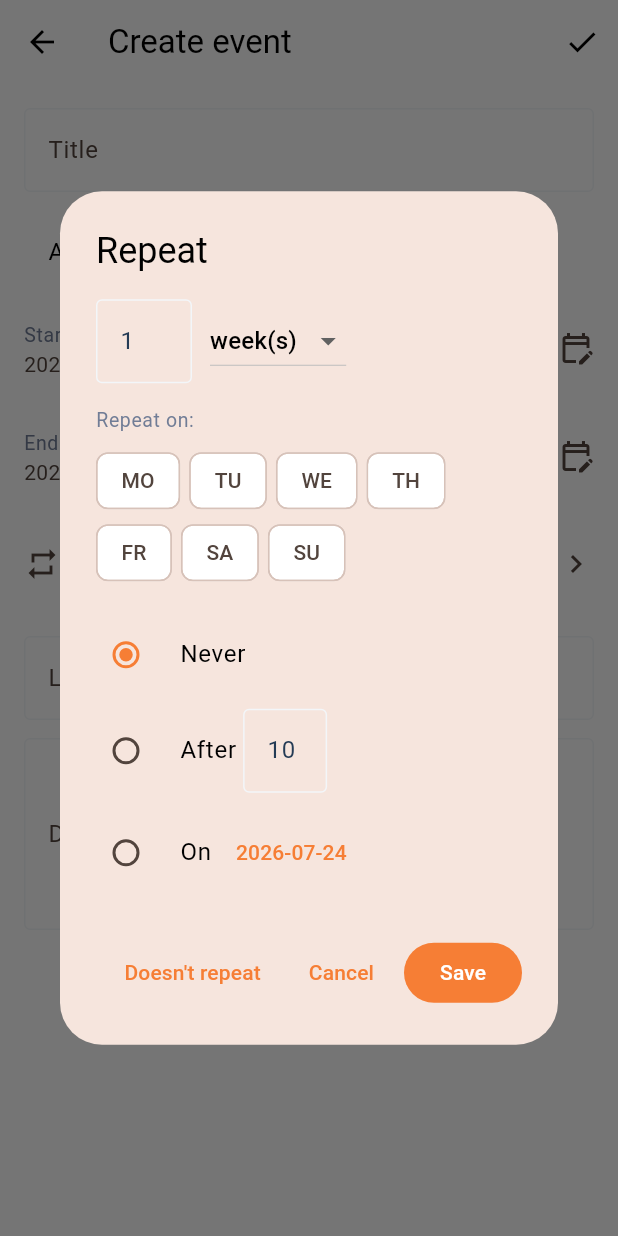
After one commit to 9clg6/twake-calendar-mobile-flutter, a Flutter app: the EventFormScreen screen opened by its route, after a tap on "All day", after a tap on "Repeat", on a phone screen of 412 x 824 dp. The commit adds this screen. Run offline on Flutter 3.47's test engine with Material 3 defaults, Android fonts, the phone set to English and light mode, and no system bars; our stand-ins replace dio, drift, firebase_messaging, flutter_local_notifications, flutter_riverpod, flutter_secure_storage and 8 more; missing offline and left inert: flutter_appauth; accounts and stored records are empty; generated files the repository leaves out were written again; network calls fail; statements that could not run were skipped.

Commit message:
feat(events): RRULE recurrence modal wired into the event form
- features/events/presentation/widgets/recurrence_field.dart:
  RecurrenceField (ListTile summary + chevron) opening RecurrenceModal.
  RecurrenceModal lets the user pick:
    * frequency (Daily/Weekly/Monthly/Yearly) + interval input
    * by-day chips (only when frequency is Weekly) — MO..SU
    * end option: Never / After {n} occurrences / On {date}
  Three buttons: "Doesn't repeat" (clears via sentinel), Cancel, Save.
- features/events/presentation/controllers/event_form_state.dart:
  EventFormState gains an optional RepetitionEntity field; .fromEntity
  hydrates from the event.
- features/events/presentation/controllers/event_form_controller.dart:
  onRepetitionChanged setter and `_toEntity` propagates the rule into
  the saved CalendarEventEntity.
- features/events/presentation/screens/event_form_screen.dart: inserts
  RecurrenceField between the end date row and the location field.

The encoded RRULE flows through JCalCodec.buildVcalendar without any
extra plumbing — the existing builder already maps RepetitionEntity to
the jCal `recur` shape.

flutter analyze: 0 issues. flutter test: 10/10 passing.

```diff
--- a/lib/features/events/presentation/controllers/event_form_controller.dart
+++ b/lib/features/events/presentation/controllers/event_form_controller.dart
@@ -1,6 +1,7 @@
 import 'package:flutter_riverpod/flutter_riverpod.dart';
 import 'package:twake_calendar_mobile/core/interfaces/result_state.dart';
 import 'package:twake_calendar_mobile/features/events/domain/entities/calendar_event.dart';
+import 'package:twake_calendar_mobile/features/events/domain/entities/repetition.dart';
 import 'package:twake_calendar_mobile/features/events/domain/usecases/save_event_usecase.dart';
 import 'package:twake_calendar_mobile/features/events/events_providers.dart';
 import 'package:twake_calendar_mobile/features/events/presentation/controllers/event_form_state.dart';
@@ -40,6 +41,9 @@ final class EventFormController
 
   void onEndChanged(DateTime value) =>
       _patch(state.value?.copyWith(end: value));
+
+  void onRepetitionChanged(RepetitionEntity? value) =>
+      _patch(state.value?.copyWith(repetition: value));
 
   /// Submits the form. Returns true on success.
   Future<bool> submit() async {
@@ -92,6 +96,7 @@ final class EventFormController
       location: s.location.isEmpty ? null : s.location,
       description: s.description.isEmpty ? null : s.description,
       allday: s.allday,
+      repetition: s.repetition,
     );
   }
 }
--- a/lib/features/events/presentation/controllers/event_form_state.dart
+++ b/lib/features/events/presentation/controllers/event_form_state.dart
@@ -1,5 +1,6 @@
 import 'package:freezed_annotation/freezed_annotation.dart';
 import 'package:twake_calendar_mobile/features/events/domain/entities/calendar_event.dart';
+import 'package:twake_calendar_mobile/features/events/domain/entities/repetition.dart';
 
 part 'event_form_state.freezed.dart';
 
@@ -16,6 +17,7 @@ abstract class EventFormState with _$EventFormState {
     required DateTime end,
     @Default(false) bool allday,
     @Default('Europe/Paris') String timezone,
+    RepetitionEntity? repetition,
     @Default(false) bool isSubmitting,
     String? error,
     @Default(false) bool didSubmit,
@@ -29,10 +31,12 @@ abstract class EventFormState with _$EventFormState {
         location: event.location ?? '',
         description: event.description ?? '',
         start: DateTime.parse(event.start),
-        end:
-            event.end == null ? DateTime.parse(event.start) : DateTime.parse(event.end!),
+        end: event.end == null
+            ? DateTime.parse(event.start)
+            : DateTime.parse(event.end!),
         allday: event.allday,
         timezone: event.timezone,
+        repetition: event.repetition,
       );
 
   /// Default empty state for the create flow.
--- a/lib/features/events/presentation/screens/event_form_screen.dart
+++ b/lib/features/events/presentation/screens/event_form_screen.dart
@@ -5,6 +5,7 @@ import 'package:twake_calendar_mobile/core/extensions/build_context_x.dart';
 import 'package:twake_calendar_mobile/features/events/domain/entities/calendar_event.dart';
 import 'package:twake_calendar_mobile/features/events/presentation/controllers/event_form_controller.dart';
 import 'package:twake_calendar_mobile/features/events/presentation/controllers/event_form_state.dart';
+import 'package:twake_calendar_mobile/features/events/presentation/widgets/recurrence_field.dart';
 
 /// Minimal create / edit form for an event.
 ///
@@ -90,6 +91,10 @@ class _EventFormScreenState extends ConsumerState<EventFormScreen> {
               value: state.end,
               allday: state.allday,
               onChanged: controller.onEndChanged,
+            ),
+            RecurrenceField(
+              value: state.repetition,
+              onChanged: controller.onRepetitionChanged,
             ),
             const Gap(12),
             TextField(
--- /dev/null
+++ b/lib/features/events/presentation/widgets/recurrence_field.dart
@@ -0,0 +1,299 @@
+import 'package:flutter/material.dart';
+import 'package:gap/gap.dart';
+import 'package:twake_calendar_mobile/core/extensions/build_context_x.dart';
+import 'package:twake_calendar_mobile/features/events/domain/entities/repetition.dart';
+import 'package:twake_calendar_mobile/features/events/domain/enums/repeat_freq.dart';
+
+/// End option discriminator used by the RRULE modal.
+enum _EndOption { never, after, on }
+
+/// Returns the discriminator inferred from [repetition].
+_EndOption _endOptionOf(RepetitionEntity? repetition) {
+  if (repetition == null) return _EndOption.never;
+  if (repetition.count != null) return _EndOption.after;
+  if (repetition.until != null) return _EndOption.on;
+  return _EndOption.never;
+}
+
+/// Form field exposing the current [RepetitionEntity] and a tap handler
+/// opening [RecurrenceModal].
+class RecurrenceField extends StatelessWidget {
+  /// Creates a [RecurrenceField].
+  const RecurrenceField({
+    required this.value,
+    required this.onChanged,
+    super.key,
+  });
+
+  /// Current value (null = no recurrence).
+  final RepetitionEntity? value;
+
+  /// Called whenever the user picks a new value.
+  final ValueChanged<RepetitionEntity?> onChanged;
+
+  @override
+  Widget build(BuildContext context) {
+    return ListTile(
+      contentPadding: EdgeInsets.zero,
+      leading: const Icon(Icons.repeat),
+      title: Text(context.l10n.eventRepeat),
+      subtitle: Text(_summary(context, value)),
+      trailing: const Icon(Icons.chevron_right),
+      onTap: () async {
+        final RepetitionEntity? picked = await showDialog<RepetitionEntity?>(
+          context: context,
+          builder: (_) => RecurrenceModal(initial: value),
+        );
+        // Distinguish dismissed dialog (null returned via Navigator.pop()
+        // without value) vs explicit "doesn't repeat" — the modal returns
+        // a sentinel via showDialog's barrier dismiss, which we treat as
+        // "leave value unchanged". Explicit clear uses the trash button.
+        if (picked == null) return;
+        onChanged(picked.freq == _kClearedFreq ? null : picked);
+      },
+    );
+  }
+
+  String _summary(BuildContext context, RepetitionEntity? r) {
+    if (r == null) return context.l10n.eventDoesNotRepeat;
+    final String freqLabel = switch (r.freq) {
+      RepeatFreq.daily => context.l10n.eventRepeatDays,
+      RepeatFreq.weekly => context.l10n.eventRepeatWeeks,
+      RepeatFreq.monthly => context.l10n.eventRepeatMonths,
+      RepeatFreq.yearly => context.l10n.eventRepeatYears,
+    };
+    return '${context.l10n.eventRepeatEvery} ${r.interval} $freqLabel';
+  }
+}
+
+/// Sentinel used to signal an explicit clear from the modal.
+const RepeatFreq _kClearedFreq = RepeatFreq.daily;
+
+/// Modal letting the user pick a [RepetitionEntity] (frequency, interval,
+/// byday, end option). Returns the picked value, or null if dismissed.
+class RecurrenceModal extends StatefulWidget {
+  /// Creates a [RecurrenceModal].
+  const RecurrenceModal({this.initial, super.key});
+
+  /// Initial value, or null for a fresh selection.
+  final RepetitionEntity? initial;
+
+  @override
+  State<RecurrenceModal> createState() => _RecurrenceModalState();
+}
+
+class _RecurrenceModalState extends State<RecurrenceModal> {
+  late RepeatFreq _freq;
+  late int _interval;
+  late Set<String> _byday;
+  late _EndOption _endOption;
+  int _count = 10;
+  DateTime _until = DateTime.now().add(const Duration(days: 90));
+
+  static const List<String> _weekDays = <String>[
+    'MO',
+    'TU',
+    'WE',
+    'TH',
+    'FR',
+    'SA',
+    'SU',
+  ];
+
+  @override
+  void initState() {
+    super.initState();
+    final RepetitionEntity? r = widget.initial;
+    _freq = r?.freq ?? RepeatFreq.weekly;
+    _interval = r?.interval ?? 1;
+    _byday = <String>{...?r?.byday};
+    _endOption = _endOptionOf(r);
+    if (r?.count != null) _count = r!.count!;
+    if (r?.until != null) {
+      _until = DateTime.tryParse(r!.until!) ?? _until;
+    }
+  }
+
+  @override
+  Widget build(BuildContext context) {
+    return AlertDialog(
+      title: Text(context.l10n.eventRepeat),
+      content: SizedBox(
+        width: 360,
+        child: SingleChildScrollView(
+          child: Column(
+            crossAxisAlignment: CrossAxisAlignment.start,
+            mainAxisSize: MainAxisSize.min,
+            children: <Widget>[
+              Row(
+                children: <Widget>[
+                  SizedBox(
+                    width: 64,
+                    child: TextFormField(
+                      initialValue: '$_interval',
+                      keyboardType: TextInputType.number,
+                      decoration: const InputDecoration(border: OutlineInputBorder()),
+                      onChanged: (String v) {
+                        final int? parsed = int.tryParse(v);
+                        if (parsed != null && parsed > 0) {
+                          setState(() => _interval = parsed);
+                        }
+                      },
+                    ),
+                  ),
+                  const Gap(12),
+                  DropdownButton<RepeatFreq>(
+                    value: _freq,
+                    onChanged: (RepeatFreq? v) {
+                      if (v == null) return;
+                      setState(() => _freq = v);
+                    },
+                    items: <DropdownMenuItem<RepeatFreq>>[
+                      DropdownMenuItem<RepeatFreq>(
+                        value: RepeatFreq.daily,
+                        child: Text(context.l10n.eventRepeatDays),
+                      ),
+                      DropdownMenuItem<RepeatFreq>(
+                        value: RepeatFreq.weekly,
+                        child: Text(context.l10n.eventRepeatWeeks),
+                      ),
+                      DropdownMenuItem<RepeatFreq>(
+                        value: RepeatFreq.monthly,
+                        child: Text(context.l10n.eventRepeatMonths),
+                      ),
+                      DropdownMenuItem<RepeatFreq>(
+                        value: RepeatFreq.yearly,
+                        child: Text(context.l10n.eventRepeatYears),
+                      ),
+                    ],
+                  ),
+                ],
+              ),
+              if (_freq == RepeatFreq.weekly) ...<Widget>[
+                const Gap(16),
+                Text(context.l10n.eventRepeatOn,
+                    style: context.textTheme.bodySmall),
+                const Gap(8),
+                Wrap(
+                  spacing: 6,
+                  children: <Widget>[
+                    for (final String d in _weekDays)
+                      FilterChip(
+                        label: Text(d),
+                        selected: _byday.contains(d),
+                        onSelected: (bool sel) => setState(() {
+                          if (sel) {
+                            _byday.add(d);
+                          } else {
+                            _byday.remove(d);
+                          }
+                        }),
+                      ),
+                  ],
+                ),
+              ],
+              const Gap(16),
+              RadioGroup<_EndOption>(
+                groupValue: _endOption,
+                onChanged: (_EndOption? v) {
+                  if (v == null) return;
+                  setState(() => _endOption = v);
+                },
+                child: Column(
+                  children: <Widget>[
+                    RadioListTile<_EndOption>(
+                      contentPadding: EdgeInsets.zero,
+                      value: _EndOption.never,
+                      title: Text(context.l10n.eventRepeatEndNever),
+                    ),
+                    RadioListTile<_EndOption>(
+                      contentPadding: EdgeInsets.zero,
+                      value: _EndOption.after,
+                      title: Row(
+                        children: <Widget>[
+                          Text('${context.l10n.eventRepeatEndAfter} '),
+                          SizedBox(
+                            width: 56,
+                            child: TextFormField(
+                              initialValue: '$_count',
+                              keyboardType: TextInputType.number,
+                              decoration: const InputDecoration(
+                                border: OutlineInputBorder(),
+                              ),
+                              onChanged: (String v) {
+                                final int? p = int.tryParse(v);
+                                if (p != null && p > 0) {
+                                  setState(() => _count = p);
+                                }
+                              },
+                            ),
+                          ),
+                        ],
+                      ),
+                    ),
+                    RadioListTile<_EndOption>(
+                      contentPadding: EdgeInsets.zero,
+                      value: _EndOption.on,
+                      title: Row(
+                        children: <Widget>[
+                          Text('${context.l10n.eventRepeatEndOn} '),
+                          TextButton(
+                            onPressed: () async {
+                              final DateTime? picked = await showDatePicker(
+                                context: context,
+                                initialDate: _until,
+                                firstDate: DateTime(2020),
+                                lastDate: DateTime(2035, 12, 31),
+                              );
+                              if (picked != null) {
+                                setState(() => _until = picked);
+                              }
+                            },
+                            child: Text(_until.toIso8601String().split('T').first),
+                          ),
+                        ],
+                      ),
+                    ),
+                  ],
+                ),
+              ),
+            ],
+          ),
+        ),
+      ),
+      actions: <Widget>[
+        TextButton(
+          onPressed: () =>
+              Navigator.of(context).pop<RepetitionEntity?>(_clearedSentinel()),
+          child: Text(context.l10n.eventDoesNotRepeat),
+        ),
+        TextButton(
+          onPressed: () => Navigator.of(context).pop<RepetitionEntity?>(),
+          child: Text(context.l10n.actionsCancel),
+        ),
+        FilledButton(
+          onPressed: () =>
+              Navigator.of(context).pop<RepetitionEntity?>(_buildResult()),
+          child: Text(context.l10n.actionsSave),
+        ),
+      ],
+    );
+  }
+
+  RepetitionEntity _clearedSentinel() => const RepetitionEntity(
+        freq: _kClearedFreq,
+        interval: -1,
+      );
+
+  RepetitionEntity _buildResult() {
+    return RepetitionEntity(
+      freq: _freq,
+      interval: _interval,
+      byday: _freq == RepeatFreq.weekly ? _byday.toList() : <String>[],
+      count: _endOption == _EndOption.after ? _count : null,
+      until: _endOption == _EndOption.on
+          ? _until.toIso8601String().split('T').first
+          : null,
+    );
+  }
+}
```
Also changed, not shown: lib/features/events/presentation/controllers/event_form_state.freezed.dart.
